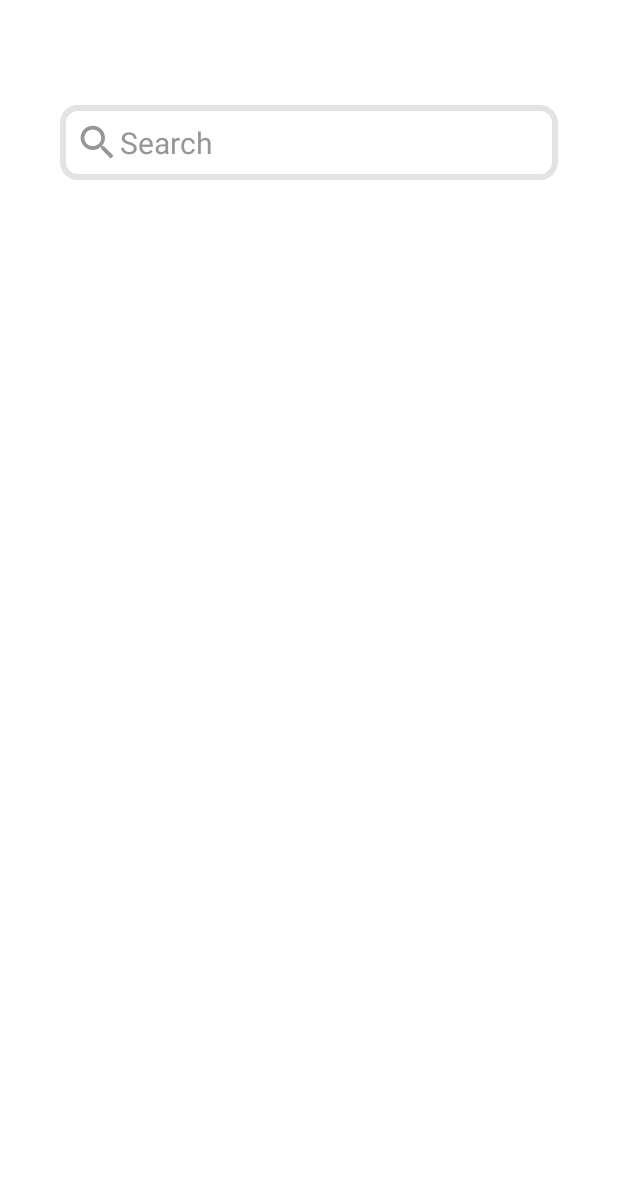
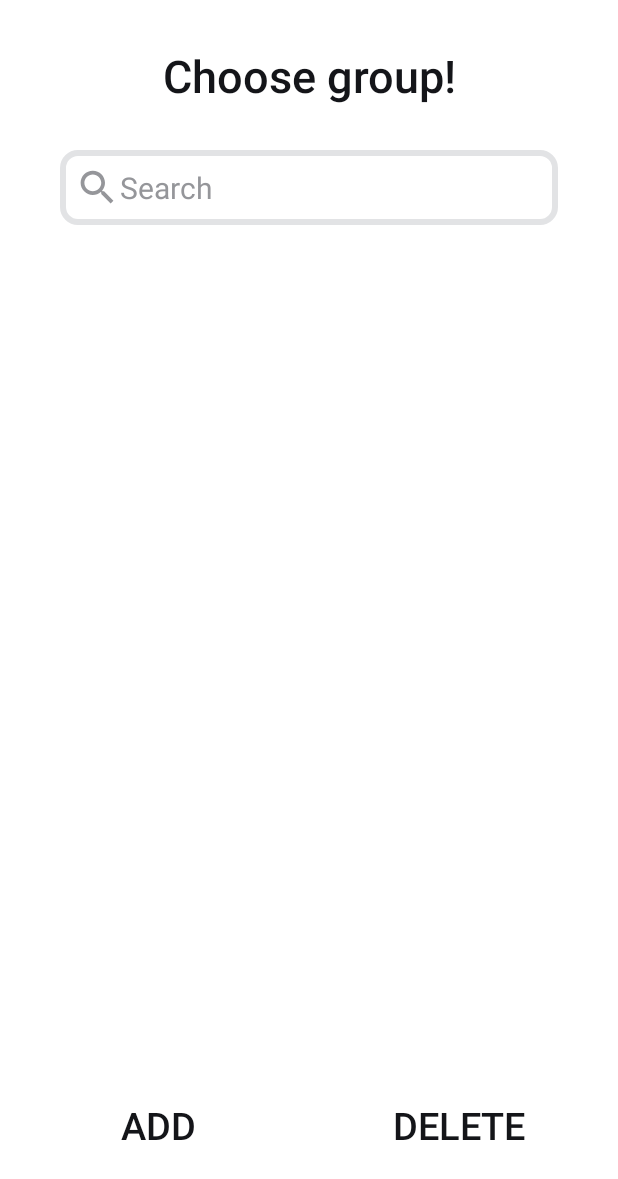
Before and after one commit to MShizik/Notednextgen, an Android app: the Activity_group_table screen opened directly, with no data from a screen before it, on a phone screen of 412 x 824 dp. Shown: the top 1179 px of the screen. Run offline under Robolectric (Android 15) with nearby library versions, the phone set to English and light mode, and no system bars; Roboto replaces fonts that are not available here.

Commit message:
Changed second page

```diff
--- a/app/src/main/res/layout/activity_group_table.xml
+++ b/app/src/main/res/layout/activity_group_table.xml
@@ -3,8 +3,8 @@
     xmlns:app="http://schemas.android.com/apk/res-auto"
     xmlns:tools="http://schemas.android.com/tools"
     android:layout_width="match_parent"
+    android:layout_height="match_parent"
     android:background="?attr/background"
-    android:layout_height="match_parent"
     tools:context=".Activity_group_table">
 
     <EditText
@@ -13,12 +13,12 @@
         android:layout_height="wrap_content"
         android:layout_marginStart="40dp"
         android:layout_marginLeft="40dp"
-        android:layout_marginTop="70dp"
+        android:layout_marginTop="100dp"
         android:layout_marginEnd="40dp"
         android:layout_marginRight="40dp"
         android:background="@drawable/search_field_style"
+
         android:drawableLeft="@drawable/search_icon"
-
         android:elevation="5dp"
         android:ems="10"
         android:hint="Search"
@@ -40,7 +40,7 @@
         android:layout_height="match_parent"
         android:layout_marginStart="40dp"
         android:layout_marginLeft="40dp"
-        android:layout_marginTop="130dp"
+        android:layout_marginTop="160dp"
         android:layout_marginEnd="40dp"
         android:layout_marginRight="40dp"
         android:layout_marginBottom="120dp"
@@ -58,4 +58,81 @@
         app:layout_constraintTop_toTopOf="parent"
         app:layout_constraintVertical_bias="1.0" />
 
+    <Button
+        android:id="@+id/group_table_add_group_btn"
+        style="@android:style/Widget.Button"
+        android:layout_width="131dp"
+        android:layout_height="57dp"
+
+        android:layout_marginStart="40dp"
+        android:layout_marginLeft="40dp"
+        android:layout_marginBottom="45dp"
+        android:background="@drawable/button_styles"
+        android:focusable="true"
+        android:fontFamily="sans-serif-medium"
+        android:gravity="center"
+        android:padding="5sp"
+        android:text="ADD"
+        android:textAllCaps="true"
+        android:textColor="?attr/textBackground"
+        android:textIsSelectable="false"
+        android:textSize="25dp"
+        app:backgroundTint="#00FFFFFF"
+        app:backgroundTintMode="add"
+        app:layout_constraintBottom_toBottomOf="parent"
+        app:layout_constraintStart_toStartOf="parent"
+        app:layout_constraintTop_toBottomOf="@+id/group_table_search_field"
+        app:layout_constraintVertical_bias="1.0" />
+
+    <Button
+        android:id="@+id/group_table_delete_group_btn"
+        android:layout_width="131dp"
+        android:layout_height="57dp"
+        android:layout_marginStart="69dp"
+        android:layout_marginLeft="69dp"
+        android:layout_marginEnd="40dp"
+        android:layout_marginRight="40dp"
+        android:layout_marginBottom="45dp"
+        android:background="@drawable/button_styles"
+        android:focusable="true"
+        android:fontFamily="sans-serif-medium"
+        android:gravity="center"
+        android:padding="5dp"
+        android:text="DELETE"
+        android:textAllCaps="true"
+        android:textColor="?attr/textBackground"
+        android:textIsSelectable="false"
+        android:textSize="25dp"
+        app:backgroundTint="#00FFFFFF"
+        app:backgroundTintMode="add"
+        app:layout_constraintBottom_toBottomOf="parent"
+        app:layout_constraintEnd_toEndOf="parent"
+        app:layout_constraintHorizontal_bias="0.0"
+        app:layout_constraintStart_toEndOf="@+id/group_table_add_group_btn" />
+
+    <TextView
+        android:id="@+id/group_table_main_fraze"
+        android:layout_width="0dp"
+        android:layout_height="wrap_content"
+        android:layout_marginStart="40dp"
+        android:layout_marginLeft="40dp"
+        android:layout_marginTop="30dp"
+        android:layout_marginEnd="40dp"
+        android:layout_marginRight="40dp"
+        android:layout_marginBottom="30dp"
+        android:capitalize="words"
+        android:clickable="true"
+        android:fontFamily="sans-serif-medium"
+        android:gravity="center"
+        android:text="Choose group!"
+        android:textAllCaps="false"
+        android:textColor="?attr/textBackground"
+        android:textSize="30dp"
+        app:autoSizeTextType="none"
+        app:layout_constraintBottom_toTopOf="@+id/group_table_search_field"
+        app:layout_constraintEnd_toEndOf="parent"
+        app:layout_constraintHorizontal_bias="1.0"
+        app:layout_constraintStart_toStartOf="parent"
+        app:layout_constraintTop_toTopOf="parent" />
+
 </androidx.constraintlayout.widget.ConstraintLayout>
```
